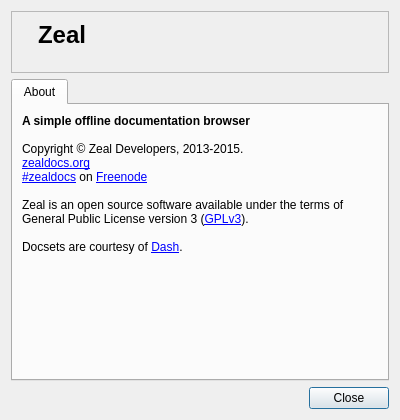
Above: src/ui/forms/aboutdialog.ui from zealdocs/zeal before the change. Below: the same form after it.
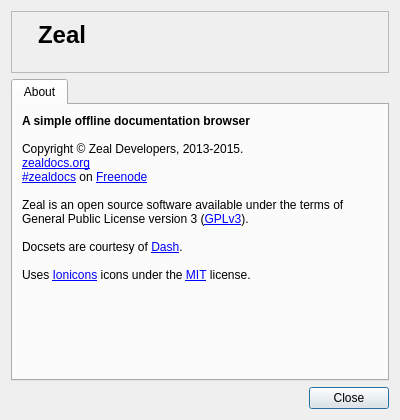
That is the form after the change. Icons and pictures are not drawn.

Commit message:
ui: Improve icons, buttons and css
Adds Ionicon icons to improve the look and feel of zeal.
Lightens the color of borders between elements.
Adds a new tab button.
Adds tooltips to buttons.

What changed in the file:
```diff
--- a/src/ui/forms/aboutdialog.ui
+++ b/src/ui/forms/aboutdialog.ui
@@ -83,7 +83,9 @@
 &lt;br&gt;&lt;br&gt;
 Zeal is an open source software available under the terms of General Public License version 3 (&lt;a href=&quot;http://www.gnu.org/copyleft/gpl.html&quot;&gt;GPLv3&lt;/a&gt;).
 &lt;br&gt;&lt;br&gt;
-Docsets are courtesy of &lt;a href=&quot;https://kapeli.com/dash&quot;&gt;Dash&lt;/a&gt;.</string>
+Docsets are courtesy of &lt;a href=&quot;https://kapeli.com/dash&quot;&gt;Dash&lt;/a&gt;.
+&lt;br&gt;&lt;br&gt;
+Uses &lt;a href=&quot;http://ionicons.com/&quot;&gt;Ionicons&lt;/a&gt; icons under the &lt;a href=&quot;http://opensource.org/licenses/MIT&quot;&gt;MIT&lt;/a&gt; license.</string>
          </property>
          <property name="alignment">
           <set>Qt::AlignLeading|Qt::AlignLeft|Qt::AlignTop</set>
```
The commit also changes 6 other files.
